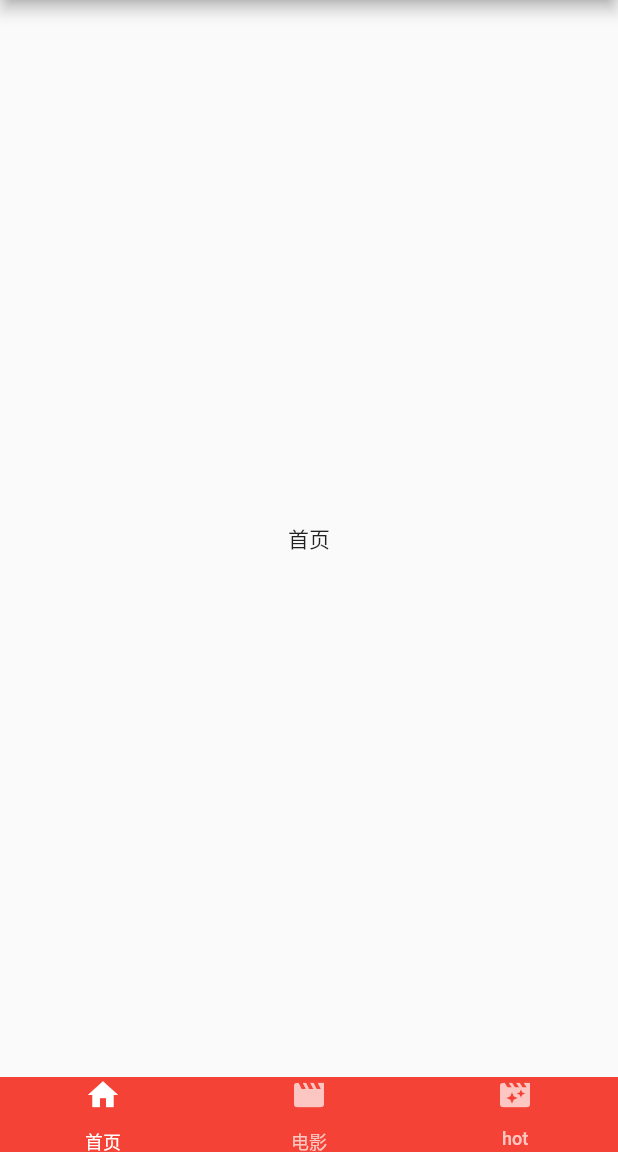
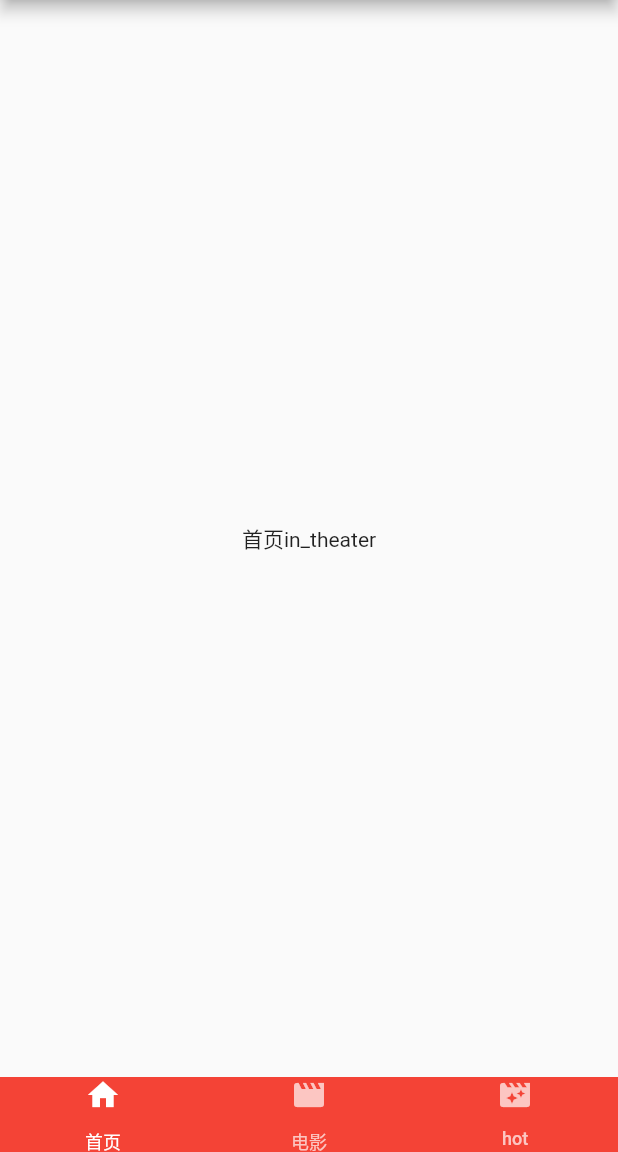
Before and after one commit to wd-wd/flutter-simple-pj, a Flutter app: the screen it shows after launch, on a phone screen of 412 x 824 dp, the part 84-1236 px from its top. Run offline on Flutter 3.47's test engine with Material 2 defaults, Android fonts, the phone set to English and light mode, and no system bars.

Commit message:
通过构造传参

```diff
--- a/lib/home/home.dart
+++ b/lib/home/home.dart
@@ -1,16 +1,25 @@
 import 'package:flutter/material.dart';
+
 //因为home是要结合接口数据实现的 所以使用有状态的组件
 class HomePage extends StatefulWidget {
+  //写构造函数，在dart语言中的构造函数写法
+//  HomePage({Key key}):super(key:key);
+//定义一个参数传递,想要此参数必传必须加@required
+  final String type;
+
+  HomePage({Key key, @required this.type}) : super(key: key);
+
   @override
   _HomePageState createState() => _HomePageState();
 }
+
 //一半写法是下划线加要管理的类名加state
 class _HomePageState extends State<HomePage> {
   @override
   Widget build(BuildContext context) {
     return Container(
       alignment: Alignment.center,
-      child: Text('首页'),
+      child: Text('首页'+widget.type),
     );
   }
 }
--- a/lib/hot/hot.dart
+++ b/lib/hot/hot.dart
@@ -1,6 +1,9 @@
 import 'package:flutter/material.dart';
 
 class HotPage extends StatefulWidget {
+  final String type;
+
+  HotPage({Key key, @required this.type}) : super(key: key);
   @override
   _HotPageState createState() => _HotPageState();
 }
@@ -10,7 +13,7 @@ class _HotPageState extends State<HotPage> {
   Widget build(BuildContext context) {
     return Container(
       alignment: Alignment.center,
-      child: Text('热映电影'),
+      child: Text('热映电影'+widget.type),
     );
   }
 }
--- a/lib/main.dart
+++ b/lib/main.dart
@@ -50,9 +50,9 @@ class MyContent extends StatelessWidget {
   @override
   Widget build(BuildContext context) {
     return TabBarView(children: <Widget>[
-      HomePage(),
-      MoviePage(),
-      HotPage(),
+      HomePage(type: 'in_theater',),
+      MoviePage(type: 'coming_soon',),
+      HotPage(type: 'tp250',),
     ]);
   }
 }
--- a/lib/movie/movie.dart
+++ b/lib/movie/movie.dart
@@ -1,6 +1,8 @@
 import 'package:flutter/material.dart';
 
 class MoviePage extends StatefulWidget {
+  final String type;
+  MoviePage({Key key, @required this.type}) : super(key: key);
   @override
   _MoviePageState createState() => _MoviePageState();
 }
@@ -8,8 +10,9 @@ class MoviePage extends StatefulWidget {
 class _MoviePageState extends State<MoviePage> {
   @override
   Widget build(BuildContext context) {
+
     return Container(
         alignment: Alignment.center,
-        child: Text('电影列表'),);
+        child: Text('电影列表'+widget.type),);
   }
 }
```
